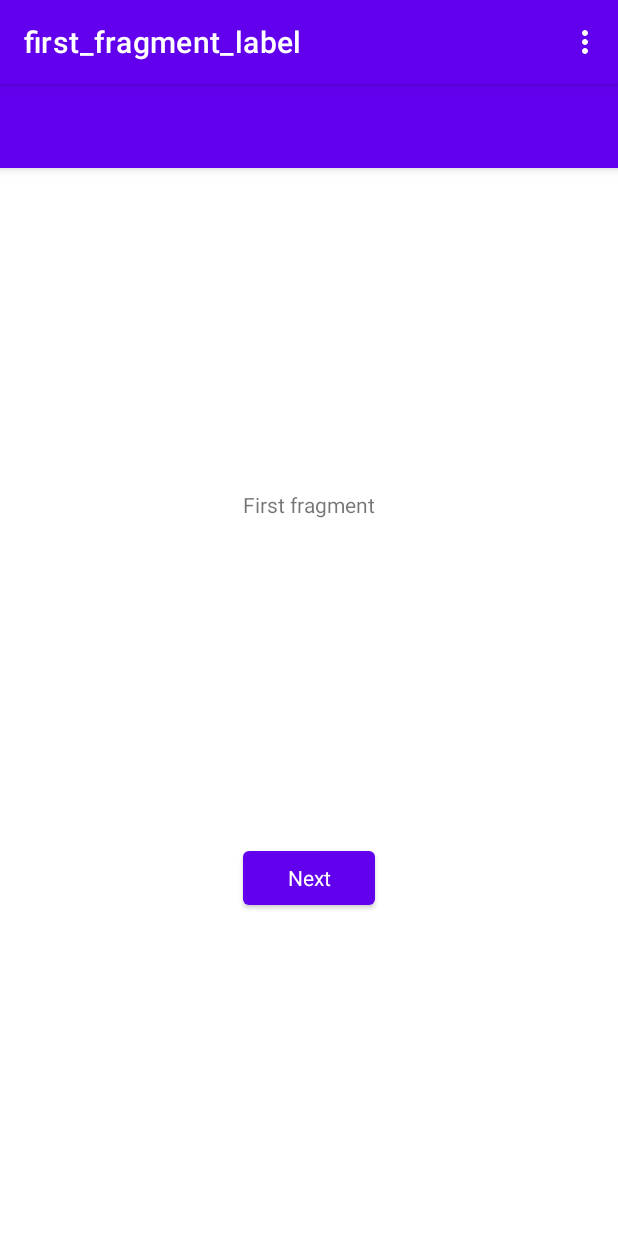
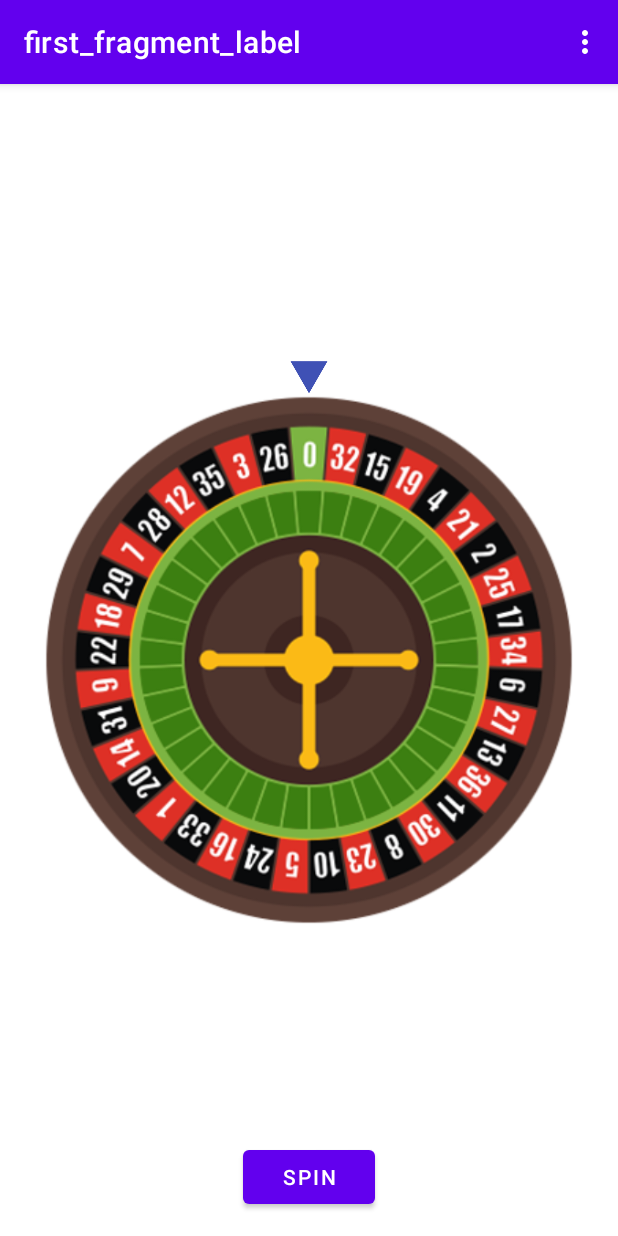
Before and after one commit to BMSM15/Projeto-Casino-App, an Android app: the screen it shows after launch (MainActivity), on a phone screen of 412 x 824 dp. Run offline under Robolectric (Android 15) with nearby library versions, the phone set to English and light mode, and no system bars; our stand-ins replace ButterKnife, navigation-ui; 1 statement that could not run was skipped.

Commit message:
Implementação da Roleta

```diff
--- a/app/build.gradle
+++ b/app/build.gradle
@@ -2,8 +2,6 @@ plugins {
     id 'com.android.application'
     id 'org.jetbrains.kotlin.android'
 }
-
-
 
 android {
     compileSdk 32
@@ -34,8 +32,6 @@ android {
     buildFeatures {
         viewBinding true
     }
-
-    namespace 'com.example.projetopa'
 }
 
 dependencies {
@@ -49,4 +45,6 @@ dependencies {
     testImplementation 'junit:junit:4.13.2'
     androidTestImplementation 'androidx.test.ext:junit:1.1.3'
     androidTestImplementation 'androidx.test.espresso:espresso-core:3.4.0'
+    implementation 'com.jakewharton:butterknife:8.8.1'
+    annotationProcessor 'com.jakewharton:butterknife-compiler:8.8.1'
 }
--- a/app/src/main/java/com/example/projetopa/MainActivity.kt
+++ b/app/src/main/java/com/example/projetopa/MainActivity.kt
@@ -1,20 +1,48 @@
 package com.example.projetopa
 
-import androidx.appcompat.app.AppCompatActivity
-import androidx.navigation.ui.AppBarConfiguration
 import android.os.Bundle
 import android.view.Menu
 import android.view.MenuItem
-import android.view.View
+import android.view.animation.Animation
+import android.view.animation.DecelerateInterpolator
+import android.view.animation.RotateAnimation
+import android.widget.Button
+import android.widget.ImageView
 import android.widget.TextView
-import androidx.lifecycle.ViewModelProvider
-import com.google.android.material.snackbar.Snackbar
+import androidx.appcompat.app.AppCompatActivity
 import androidx.navigation.findNavController
+import androidx.navigation.ui.AppBarConfiguration
+import androidx.navigation.ui.navigateUp
 import androidx.navigation.ui.setupActionBarWithNavController
-import androidx.navigation.ui.navigateUp
+import butterknife.BindView
+import butterknife.ButterKnife
+import butterknife.OnClick
 import com.example.projetopa.databinding.ActivityMainBinding
+import android.view.View;
+import java.util.*
+
 
 class MainActivity : AppCompatActivity() {
+
+    private val sectors = arrayOf(
+        "32 red", "15 black",
+        "19 red", "4 black", "21 red", "2 black", "25 red", "17 black", "34 red",
+        "6 black", "27 red", "13 black", "36 red", "11 black", "30 red", "8 black",
+        "23 red", "10 black", "5 red", "24 black", "16 red", "33 black",
+        "1 red", "20 black", "14 red", "31 black", "9 red", "22 black",
+        "18 red", "29 black", "7 red", "28 black", "12 red", "35 black",
+        "3 red", "26 black", "zero"
+    )
+    @BindView(R.id.spinBtn)
+    var spinBtn: Button? = null
+    @BindView(R.id.resultTv)
+    var resultTv: TextView? = null
+    @BindView(R.id.wheel)
+    var wheel: ImageView? = null
+    private val RANDOM: Random = Random()
+    private var degree = 0
+    private var degreeOld = 0
+    private val HALF_SECTOR = 360f / 37f / 2f
 
     private lateinit var appBarConfiguration: AppBarConfiguration
     private lateinit var binding: ActivityMainBinding
@@ -30,6 +58,10 @@ class MainActivity : AppCompatActivity() {
         val navController = findNavController(R.id.nav_host_fragment_content_main)
         appBarConfiguration = AppBarConfiguration(navController.graph)
         setupActionBarWithNavController(navController, appBarConfiguration)
+
+        setContentView(R.layout.jogo_roleta);
+        ButterKnife.bind(this);
+
     }
 
     override fun onCreateOptionsMenu(menu: Menu): Boolean {
@@ -53,4 +85,52 @@ class MainActivity : AppCompatActivity() {
         return navController.navigateUp(appBarConfiguration)
                 || super.onSupportNavigateUp()
     }
+
+    @OnClick(R.id.spinBtn)
+    fun spin(v: View?) {
+        degreeOld = degree % 360
+        // calculamos o ângulo aleatório para rotação da nossa roda
+        degree = RANDOM.nextInt(360) + 720
+        // efeito de rotação no centro da roda
+        val rotateAnim = RotateAnimation(
+            degreeOld.toFloat(), degree.toFloat(),
+            RotateAnimation.RELATIVE_TO_SELF, 0.5f, RotateAnimation.RELATIVE_TO_SELF, 0.5f
+        )
+        rotateAnim.duration = 3600
+        rotateAnim.fillAfter = true
+        rotateAnim.interpolator = DecelerateInterpolator()
+        rotateAnim.setAnimationListener(object : Animation.AnimationListener {
+            override fun onAnimationStart(animation: Animation) {
+                // esvaziamos a visualização de texto do resultado quando a animação começa
+                resultTv!!.text = ""
+            }
+
+            override fun onAnimationEnd(animation: Animation) {
+                // exibimos o setor correto apontado pelo triângulo no final da animação de rotação
+                resultTv!!.text = getSector(360 - degree % 360)
+            }
+
+            override fun onAnimationRepeat(animation: Animation) {}
+        })
+
+        // A animação começa
+        wheel!!.startAnimation(rotateAnim)
+    }
+
+    private fun getSector(degrees: Int): String? {
+        var i = 0
+        var text: String? = null
+        do {
+            // start and end of each sector on the wheel
+            val start = HALF_SECTOR * (i * 2 + 1)
+            val end = HALF_SECTOR * (i * 2 + 3)
+            if (degrees >= start && degrees < end) {
+                // degrees is in [start;end[
+                // so text is equals to sectors[i];
+                text = sectors[i]
+            }
+            i++
+        } while (text == null && i < sectors.size)
+        return text
+    }
 }
--- /dev/null
+++ b/app/src/main/res/layout/jogo_roleta.xml
@@ -0,0 +1,47 @@
+<RelativeLayout xmlns:android="http://schemas.android.com/apk/res/android"
+    xmlns:tools="http://schemas.android.com/tools"
+    android:layout_width="match_parent"
+    android:layout_height="match_parent"
+    xmlns:app="http://schemas.android.com/apk/res-auto">
+
+    <Button
+        android:id="@+id/spinBtn"
+        android:layout_width="wrap_content"
+        android:layout_height="wrap_content"
+        android:layout_alignParentBottom="true"
+        android:layout_centerHorizontal="true"
+        android:layout_marginBottom="15dp"
+        android:text="SPIN" />
+
+    <TextView
+        android:id="@+id/resultTv"
+        android:layout_width="wrap_content"
+        android:layout_height="wrap_content"
+        android:layout_alignParentTop="true"
+        android:layout_marginTop="15dp"
+        android:textSize="32sp"
+        android:layout_centerHorizontal="true"
+        android:text=""/>
+
+    <ImageView
+        android:id="@+id/wheel"
+        android:layout_width="match_parent"
+        android:layout_height="wrap_content"
+        android:layout_centerInParent="true"
+        android:layout_marginLeft="20dp"
+        android:layout_marginRight="20dp"
+        android:adjustViewBounds="true"
+        android:scaleType="centerInside"
+        app:srcCompat="@drawable/wheel" />
+
+    <ImageView
+        android:id="@+id/triangle"
+        android:layout_width="25dp"
+        android:layout_height="25dp"
+        android:layout_centerHorizontal="true"
+        android:layout_above="@id/wheel"
+        android:layout_marginBottom="-10dp"
+        app:srcCompat="@drawable/triangle"
+        />
+
+</RelativeLayout>
--- a/settings.gradle
+++ b/settings.gradle
@@ -1,16 +1,21 @@
 pluginManagement {
     repositories {
+        jcenter()
         gradlePluginPortal()
         google()
         mavenCentral()
+        maven { url 'https://jitpack.io' }
     }
 }
 dependencyResolutionManagement {
     repositoriesMode.set(RepositoriesMode.FAIL_ON_PROJECT_REPOS)
     repositories {
+        jcenter()
         google()
         mavenCentral()
+        maven { url 'https://jitpack.io' }
     }
 }
+
 rootProject.name = "ProjetoPA"
 include ':app'
```
Also changed, not shown: app/src/main/java/com/example/projetopa/Roleta.kt (added, +18 -0 lines), app/src/main/res/drawable-v24/triangle.png (added), app/src/main/res/drawable-v24/wheel.png (added), build.gradle (line endings or trailing spaces).
